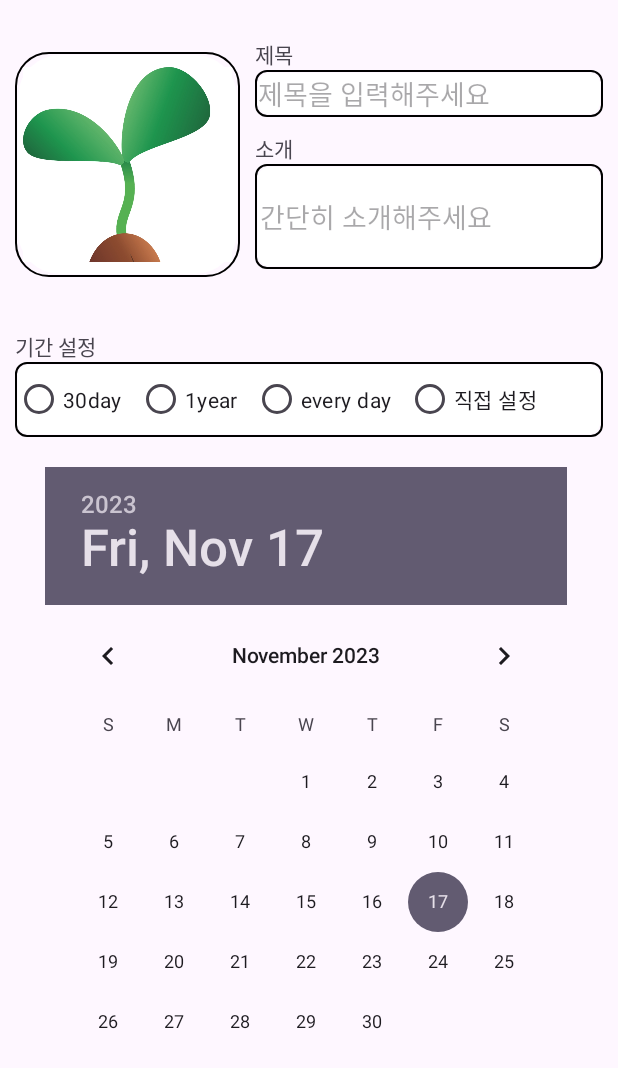
After one commit to MST-planning/MotiMates, an Android app: the layout add_purpose.xml on its own in the app's theme, with its tools: preview values and no code run, on a phone screen of 412 x 824 dp. The commit adds this screen. Shown: the top 1068 px of the screen. Run offline under Robolectric (Android 15) with nearby library versions, the phone set to English and light mode, and no system bars.

Commit message:
목표 추가 페이지 - border 및 string 설정

```diff
--- /dev/null
+++ b/app/src/main/res/drawable/image_box_border.xml
@@ -0,0 +1,28 @@
+<?xml version="1.0" encoding="utf-8"?>
+<layer-list xmlns:android="http://schemas.android.com/apk/res/android">
+    <item>
+        <shape android:shape="rectangle">
+            <stroke android:width = "1dp" android:color = "@color/black"/>
+            <corners
+                android:bottomRightRadius="22dp"
+                android:bottomLeftRadius="22dp"
+                android:topLeftRadius="22dp"
+                android:topRightRadius="22dp"/>
+        </shape>
+    </item>
+
+    <item
+        android:bottom="2dp"
+        android:left="2dp"
+        android:right="2dp"
+        android:top="2dp">
+        <shape android:shape="rectangle">
+            <solid android:color="@color/white"/>
+            <corners
+                android:bottomRightRadius="28dp"
+                android:bottomLeftRadius="28dp"
+                android:topLeftRadius="28dp"
+                android:topRightRadius="28dp"/>
+        </shape>
+    </item>
+</layer-list>
--- /dev/null
+++ b/app/src/main/res/drawable/text_box_border.xml
@@ -0,0 +1,28 @@
+<?xml version="1.0" encoding="utf-8"?>
+<layer-list xmlns:android="http://schemas.android.com/apk/res/android">
+    <item>
+        <shape android:shape="rectangle">
+            <stroke android:width = "1dp" android:color = "@color/black"/>
+            <corners
+                android:bottomRightRadius="7dp"
+                android:bottomLeftRadius="7dp"
+                android:topLeftRadius="7dp"
+                android:topRightRadius="7dp"/>
+        </shape>
+    </item>
+
+    <item
+        android:bottom="2dp"
+        android:left="2dp"
+        android:right="2dp"
+        android:top="2dp">
+        <shape android:shape="rectangle">
+            <solid android:color="@color/white"/>
+            <corners
+                android:bottomRightRadius="7dp"
+                android:bottomLeftRadius="7dp"
+                android:topLeftRadius="7dp"
+                android:topRightRadius="7dp"/>
+        </shape>
+    </item>
+</layer-list>
--- /dev/null
+++ b/app/src/main/res/layout/add_purpose.xml
@@ -0,0 +1,109 @@
+<?xml version="1.0" encoding="utf-8"?>
+<LinearLayout xmlns:android="http://schemas.android.com/apk/res/android"
+    android:layout_width="match_parent"
+    android:layout_height="match_parent"
+    android:orientation="vertical"
+    android:padding="10dp">
+
+<LinearLayout
+    android:layout_width="match_parent"
+    android:layout_height="200dp"
+    android:orientation="horizontal">
+
+<!--    임시 로고로 넣어놨습니다. 이름을 tempLogo로 했다가
+            나중에 코드 수정하기 귀찮아서 이미지만 바꾸려고 Logo로 지었어요
+            변경 가능하나, 디폴트 이미지는 앱 로고로 넣으면 좋을 것 같아서요!-->
+    <ImageView
+        android:id="@+id/image"
+        android:background="@drawable/image_box_border"
+        android:padding="5dp"
+        android:src="@drawable/logo"
+        android:layout_width="150dp"
+        android:layout_height="150dp"
+        android:layout_gravity="center"
+        android:layout_marginRight="10dp"/>
+
+    <LinearLayout
+        android:layout_width="match_parent"
+        android:layout_height="match_parent"
+        android:orientation="vertical">
+
+    <TextView
+        android:layout_marginTop="15dp"
+        android:layout_width="match_parent"
+        android:layout_height="wrap_content"
+        android:text="제목"/>
+
+    <EditText
+        android:id="@+id/title"
+        android:background="@drawable/text_box_border"
+        android:padding="2dp"
+        android:layout_width="match_parent"
+        android:layout_height="wrap_content"
+        android:hint="제목을 입력해주세요"
+        android:maxLines="1"/>
+
+    <TextView
+        android:layout_marginTop="10dp"
+        android:layout_width="match_parent"
+        android:layout_height="wrap_content"
+        android:text="소개"/>
+
+        <EditText
+            android:id="@+id/content"
+            android:background="@drawable/text_box_border"
+            android:padding="3dp"
+            android:layout_width="match_parent"
+            android:layout_height="70dp"
+            android:maxLines="3"
+            android:hint="간단히 소개해주세요" />
+    </LinearLayout>
+</LinearLayout>
+    <TextView
+        android:layout_width="match_parent"
+        android:layout_height="wrap_content"
+        android:layout_marginTop="10dp"
+        android:text="기간 설정"/>
+
+    <RadioGroup
+        android:id="@+id/period"
+        android:background="@drawable/text_box_border"
+        android:layout_width="match_parent"
+        android:layout_height="50dp"
+        android:orientation="horizontal">
+
+        <RadioButton
+            android:id="@+id/month"
+            android:layout_width="wrap_content"
+            android:layout_height="match_parent"
+            android:layout_marginRight="10dp"
+            android:text="@string/a_month"/>
+
+        <RadioButton
+            android:id="@+id/year"
+            android:layout_width="wrap_content"
+            android:layout_height="match_parent"
+            android:layout_marginRight="10dp"
+            android:text="@string/a_year"/>
+
+        <RadioButton
+            android:id="@+id/every"
+            android:layout_width="wrap_content"
+            android:layout_height="match_parent"
+            android:layout_marginRight="10dp"
+            android:text="@string/every_day" />
+
+        <RadioButton
+            android:id="@+id/custom"
+            android:layout_width="wrap_content"
+            android:layout_height="match_parent"
+            android:text="직접 설정"/>
+    </RadioGroup>
+
+    <DatePicker
+        android:id="@+id/calendar"
+        android:padding="20dp"
+        android:layout_width="match_parent"
+        android:layout_height="match_parent"
+        android:datePickerMode="calendar"/>
+</LinearLayout>
--- a/app/src/main/res/values/strings.xml
+++ b/app/src/main/res/values/strings.xml
@@ -1,3 +1,8 @@
 <resources>
     <string name="app_name">motimates</string>
+
+<!--    목표 종료-->
+    <string name="a_month">30day</string>
+    <string name="a_year">1year</string>
+    <string name="every_day">every day</string>
 </resources>
```
Also changed, not shown: app/src/main/res/drawable/logo.jpg (added).
